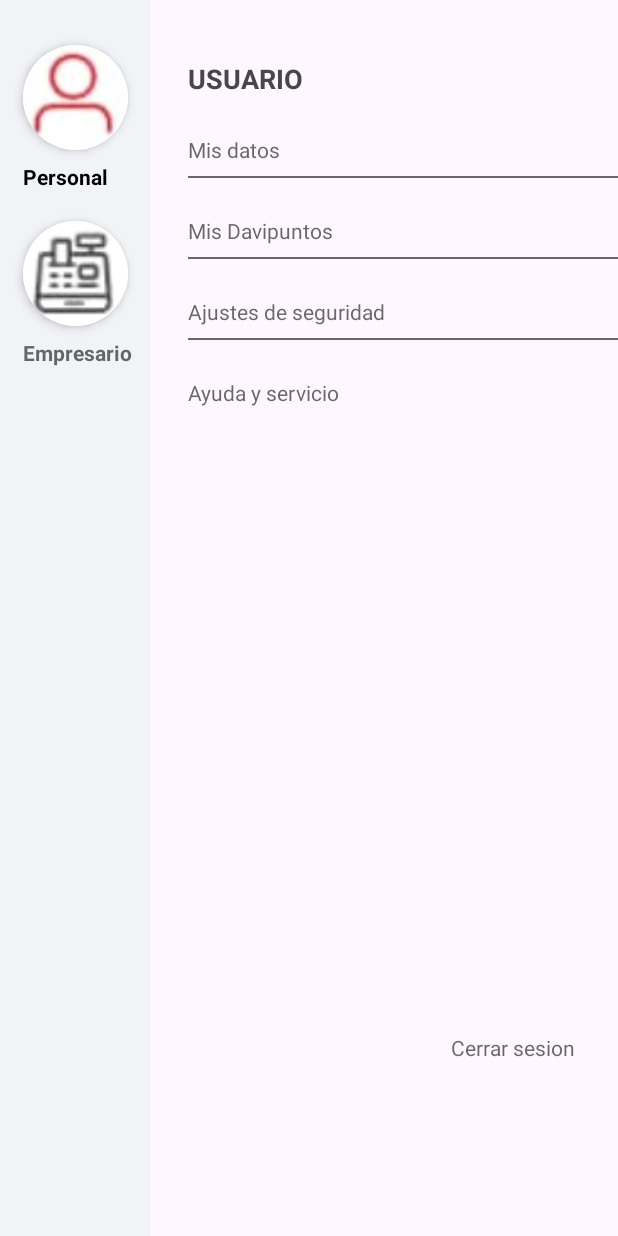
After one commit to Williamddg/DaviviendaBank, an Android app: the layout activity_cuenta.xml on its own in the app's theme, with its tools: preview values and no code run, on a phone screen of 412 x 824 dp. The commit adds this screen. Run offline under Robolectric (Android 15) with nearby library versions, the phone set to English and light mode, and no system bars.

Commit message:
menu usuario terminado, falla al inicar desde ctivity menu principal

```diff
--- a/app/src/main/AndroidManifest.xml
+++ b/app/src/main/AndroidManifest.xml
@@ -17,6 +17,9 @@
         android:theme="@style/Theme.DaviviendaBank"
         android:usesCleartextTraffic="true"
         tools:targetApi="31">
+        <activity
+            android:name=".Cuenta"
+            android:exported="false" />
         <activity
             android:name=".Historial"
             android:exported="false" />
--- /dev/null
+++ b/app/src/main/java/com/example/daviviendabank/Cuenta.kt
@@ -0,0 +1,75 @@
+package com.example.daviviendabank
+
+import android.annotation.SuppressLint
+import android.content.SharedPreferences
+import android.os.Bundle
+import android.widget.EditText
+import android.widget.Toast
+import androidx.activity.enableEdgeToEdge
+import androidx.appcompat.app.AppCompatActivity
+import androidx.core.view.ViewCompat
+import androidx.core.view.WindowInsetsCompat
+
+class Cuenta : AppCompatActivity() {
+
+    private lateinit var txtUser2: EditText
+    private lateinit var sharedPreferences: SharedPreferences
+
+    private var fullName: String = ""
+    private var email: String = ""
+    private var city: String = ""
+    private var idUser: String = ""
+    private var phone: String = ""
+
+    @SuppressLint("MissingInflatedId")
+    override fun onCreate(savedInstanceState: Bundle?) {
+        super.onCreate(savedInstanceState)
+        enableEdgeToEdge()
+        setContentView(R.layout.activity_cuenta)
+
+        // Ajuste de paddings por sistema
+        ViewCompat.setOnApplyWindowInsetsListener(findViewById(R.id.main)) { v, insets ->
+            val systemBars = insets.getInsets(WindowInsetsCompat.Type.systemBars())
+            v.setPadding(systemBars.left, systemBars.top, systemBars.right, systemBars.bottom)
+            insets
+        }
+
+        // Inicializar vistas
+        txtUser2 = findViewById(R.id.txtUser2)
+
+        // Inicializar SharedPreferences
+        sharedPreferences = getSharedPreferences("user_session", MODE_PRIVATE)
+
+        // Obtener username guardado en sesión
+        val username = sharedPreferences.getString("username", null) ?: run {
+            showToast("Sesión expirada")
+            finish()
+            return
+        }
+
+        // Cargar datos del usuario
+        obtenerDatosUsuario(username)
+    }
+
+    private fun obtenerDatosUsuario(username: String) {
+        val userData = BankData.getUserData(username)
+
+        if (userData != null) {
+            // userData: [0: password, 1: fullName, 2: balance, 3: email, 4: phone, 5: city]
+            fullName = userData[1]
+            email = userData[3]
+            city = userData[5]
+            idUser = username
+            phone = userData[4]
+
+            // 👇 Por ahora solo mostramos el nombre
+            txtUser2.setText(fullName)
+        } else {
+            showToast("Error al obtener datos del usuario")
+        }
+    }
+
+    private fun showToast(message: String) {
+        Toast.makeText(this, message, Toast.LENGTH_SHORT).show()
+    }
+}
--- a/app/src/main/java/com/example/daviviendabank/Menuprin.kt
+++ b/app/src/main/java/com/example/daviviendabank/Menuprin.kt
@@ -45,7 +45,7 @@ class Menuprin : AppCompatActivity() {
             val username = sharedPreferences.getString("username", null)
 
             if (username != null) {
-                val intent = Intent(this, Perfil::class.java)
+                val intent = Intent(this, Cuenta::class.java)
                 intent.putExtra("user", username) // Pasamos el usuario al Perfil
                 startActivity(intent)
             } else {
--- /dev/null
+++ b/app/src/main/res/drawable/fondo_gris.xml
@@ -0,0 +1,12 @@
+<?xml version="1.0" encoding="utf-8"?>
+<selector xmlns:android="http://schemas.android.com/apk/res/android">
+
+    <item>
+        <shape android:shape="rectangle">
+
+            <!-- Fondo sólido blanco -->
+            <solid android:color="@color/grisclaro"/>
+
+        </shape>
+    </item>
+</selector>
--- /dev/null
+++ b/app/src/main/res/layout/activity_cuenta.xml
@@ -0,0 +1,189 @@
+<androidx.constraintlayout.widget.ConstraintLayout
+    xmlns:android="http://schemas.android.com/apk/res/android"
+    xmlns:app="http://schemas.android.com/apk/res-auto"
+    xmlns:tools="http://schemas.android.com/tools"
+    android:layout_width="match_parent"
+    android:layout_height="match_parent">
+
+    <!-- Fondo gris lateral -->
+    <ImageView
+        android:id="@+id/imageView"
+        android:layout_width="100dp"
+        android:layout_height="0dp"
+        android:scaleType="fitXY"
+        app:layout_constraintTop_toTopOf="parent"
+        app:layout_constraintBottom_toBottomOf="parent"
+        app:layout_constraintStart_toStartOf="parent"
+        app:srcCompat="@drawable/fondo_gris" />
+
+    <!-- imgPersonal -->
+    <androidx.cardview.widget.CardView
+        android:id="@+id/cardPersonal"
+        android:layout_width="70dp"
+        android:layout_height="70dp"
+        app:cardCornerRadius="35dp"
+        app:cardElevation="4dp"
+        app:layout_constraintTop_toTopOf="parent"
+        app:layout_constraintStart_toStartOf="parent"
+        android:layout_marginTop="30dp"
+        android:layout_marginStart="15dp">
+
+        <ImageButton
+            android:id="@+id/imgPersonal"
+            android:layout_width="match_parent"
+            android:layout_height="match_parent"
+            android:adjustViewBounds="true"
+            android:scaleType="fitXY"
+            android:background="@android:color/transparent"
+            app:srcCompat="@drawable/personal" />
+    </androidx.cardview.widget.CardView>
+
+    <!-- Texto Personal debajo de imgPersonal -->
+    <TextView
+        android:id="@+id/textView21"
+        android:layout_width="wrap_content"
+        android:layout_height="wrap_content"
+        android:text="Personal"
+        android:textColor="@color/negro"
+        android:textStyle="bold"
+        app:layout_constraintTop_toBottomOf="@id/cardPersonal"
+        app:layout_constraintStart_toStartOf="@id/cardPersonal"
+        android:layout_marginTop="8dp"
+        android:gravity="center"/>
+
+    <!-- imgEmpresario debajo de Personal -->
+    <androidx.cardview.widget.CardView
+        android:id="@+id/cardEmpresario"
+        android:layout_width="70dp"
+        android:layout_height="70dp"
+        app:cardCornerRadius="35dp"
+        app:cardElevation="4dp"
+        app:layout_constraintTop_toBottomOf="@id/textView21"
+        app:layout_constraintStart_toStartOf="parent"
+        android:layout_marginTop="20dp"
+        android:layout_marginStart="15dp">
+
+        <ImageButton
+            android:id="@+id/imgEmpresario"
+            android:layout_width="match_parent"
+            android:layout_height="match_parent"
+            android:adjustViewBounds="true"
+            android:scaleType="fitXY"
+            android:background="@android:color/transparent"
+            app:srcCompat="@drawable/empresario" />
+    </androidx.cardview.widget.CardView>
+
+    <!-- Texto Empresario debajo de imgEmpresario -->
+    <TextView
+        android:id="@+id/textView22"
+        android:layout_width="wrap_content"
+        android:layout_height="wrap_content"
+        android:text="Empresario"
+        android:textColor="@color/grismedio"
+        android:textStyle="bold"
+        app:layout_constraintTop_toBottomOf="@id/cardEmpresario"
+        app:layout_constraintStart_toStartOf="@id/cardEmpresario"
+        android:layout_marginTop="8dp"
+        android:gravity="center"/>
+
+    <TextView
+        android:id="@+id/txtUser2"
+        android:layout_width="wrap_content"
+        android:layout_height="wrap_content"
+        android:layout_marginStart="25dp"
+        android:layout_marginTop="40dp"
+        android:text="USUARIO"
+        android:textSize="18sp"
+        android:textStyle="bold"
+        app:layout_constraintStart_toEndOf="@+id/imageView"
+        app:layout_constraintTop_toTopOf="parent" />
+
+    <TextView
+        android:id="@+id/textView26"
+        android:layout_width="wrap_content"
+        android:layout_height="wrap_content"
+        android:layout_marginStart="25dp"
+        android:layout_marginTop="25dp"
+        android:textColor="@color/grismedio"
+        android:text="Mis datos"
+        app:layout_constraintStart_toEndOf="@+id/imageView"
+        app:layout_constraintTop_toBottomOf="@+id/txtUser2" />
+
+    <View
+        android:id="@+id/lineaHorizontal"
+        android:layout_width="0dp"
+        android:layout_height="1dp"
+        android:background="@color/grismedio"
+        app:layout_constraintStart_toStartOf="@id/textView26"
+        app:layout_constraintEnd_toEndOf="parent"
+        app:layout_constraintTop_toBottomOf="@id/textView26"
+        android:layout_marginTop="8dp"/>
+
+    <TextView
+        android:id="@+id/textView27"
+        android:layout_width="wrap_content"
+        android:layout_height="wrap_content"
+        android:layout_marginStart="25dp"
+        android:layout_marginTop="25dp"
+        android:text="Mis Davipuntos"
+        android:textColor="@color/grismedio"
+        app:layout_constraintStart_toEndOf="@+id/imageView"
+        app:layout_constraintTop_toBottomOf="@+id/lineaHorizontal" />
+
+    <View
+        android:id="@+id/lineaHorizontal2"
+        android:layout_width="0dp"
+        android:layout_height="1dp"
+        android:background="@color/grismedio"
+        app:layout_constraintStart_toStartOf="@id/textView26"
+        app:layout_constraintEnd_toEndOf="parent"
+        app:layout_constraintTop_toBottomOf="@id/textView27"
+        android:layout_marginTop="8dp"/>
+
+    <TextView
+        android:id="@+id/textView28"
+        android:layout_width="wrap_content"
+        android:layout_height="wrap_content"
+        android:layout_marginStart="25dp"
+        android:layout_marginTop="25dp"
+        android:text="Ajustes de seguridad"
+        android:textColor="@color/grismedio"
+        app:layout_constraintStart_toEndOf="@+id/imageView"
+        app:layout_constraintTop_toBottomOf="@+id/lineaHorizontal2" />
+
+    <View
+        android:id="@+id/lineaHorizontal3"
+        android:layout_width="0dp"
+        android:layout_height="1dp"
+        android:background="@color/grismedio"
+        app:layout_constraintStart_toStartOf="@id/textView26"
+        app:layout_constraintEnd_toEndOf="parent"
+        app:layout_constraintTop_toBottomOf="@id/textView28"
+        android:layout_marginTop="8dp"/>
+
+    <TextView
+        android:id="@+id/textView29"
+        android:layout_width="wrap_content"
+        android:layout_height="wrap_content"
+        android:layout_marginStart="25dp"
+        android:layout_marginTop="25dp"
+        android:text="Ayuda y servicio"
+        android:textColor="@color/grismedio"
+        app:layout_constraintStart_toEndOf="@+id/imageView"
+        app:layout_constraintTop_toBottomOf="@+id/lineaHorizontal3" />
+
+    <TextView
+        android:id="@+id/textView30"
+        android:layout_width="wrap_content"
+        android:layout_height="wrap_content"
+        android:layout_marginStart="199dp"
+        android:layout_marginTop="462dp"
+        android:layout_marginEnd="28dp"
+        android:text="Cerrar sesion"
+        android:textColor="@color/grismedio"
+        app:layout_constraintEnd_toEndOf="parent"
+        app:layout_constraintStart_toEndOf="@+id/imageView"
+        app:layout_constraintTop_toBottomOf="@+id/lineaHorizontal3" />
+
+
+</androidx.constraintlayout.widget.ConstraintLayout>
--- a/app/src/main/res/values/colors.xml
+++ b/app/src/main/res/values/colors.xml
@@ -7,6 +7,7 @@
     <color name="grishint1">#AA333333</color>
     <color name="grishint2">#88333333</color>
     <color name="grismedio">#BB333333</color>
+    <color name="grisclaro">#f1f3f7</color>
     <color name="rojo">#FF0000</color>
     <color name="rojo2">#D72F3D</color>
     <color name="rojo3">#D9303E</color>
```
Also changed, not shown: app/src/main/res/drawable/empresario.png (added), app/src/main/res/drawable/personal.png (added).
